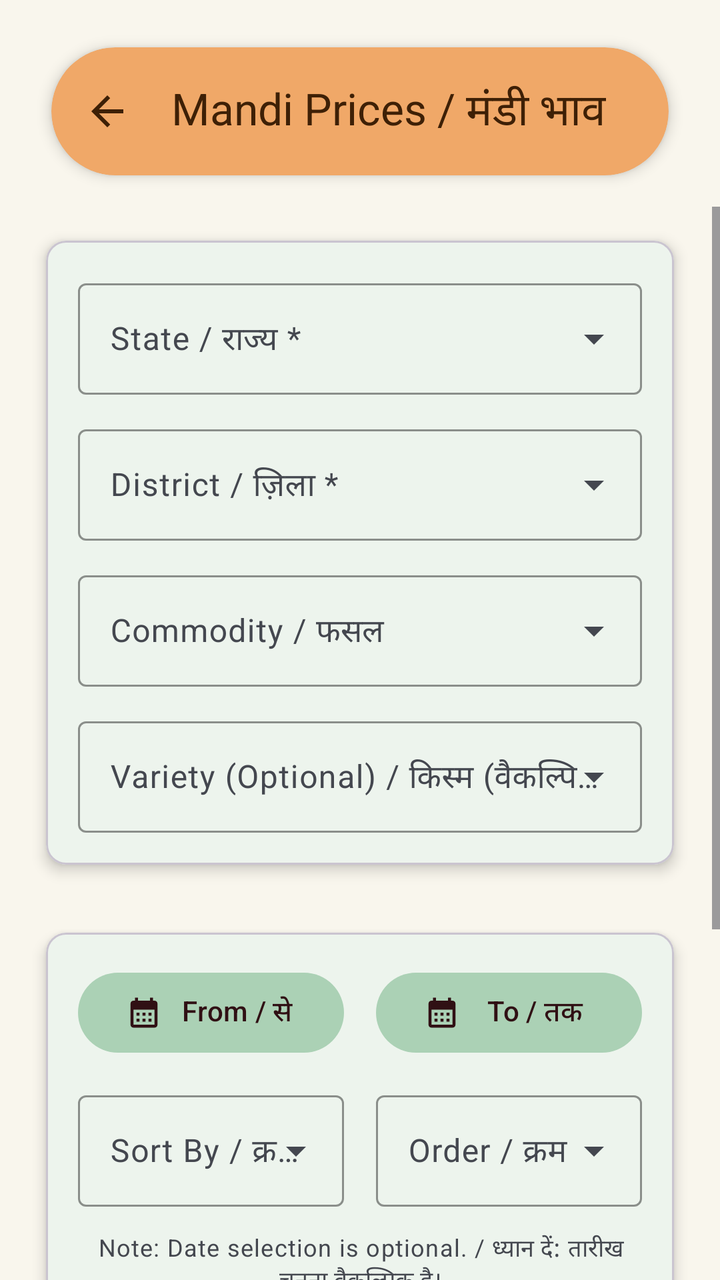
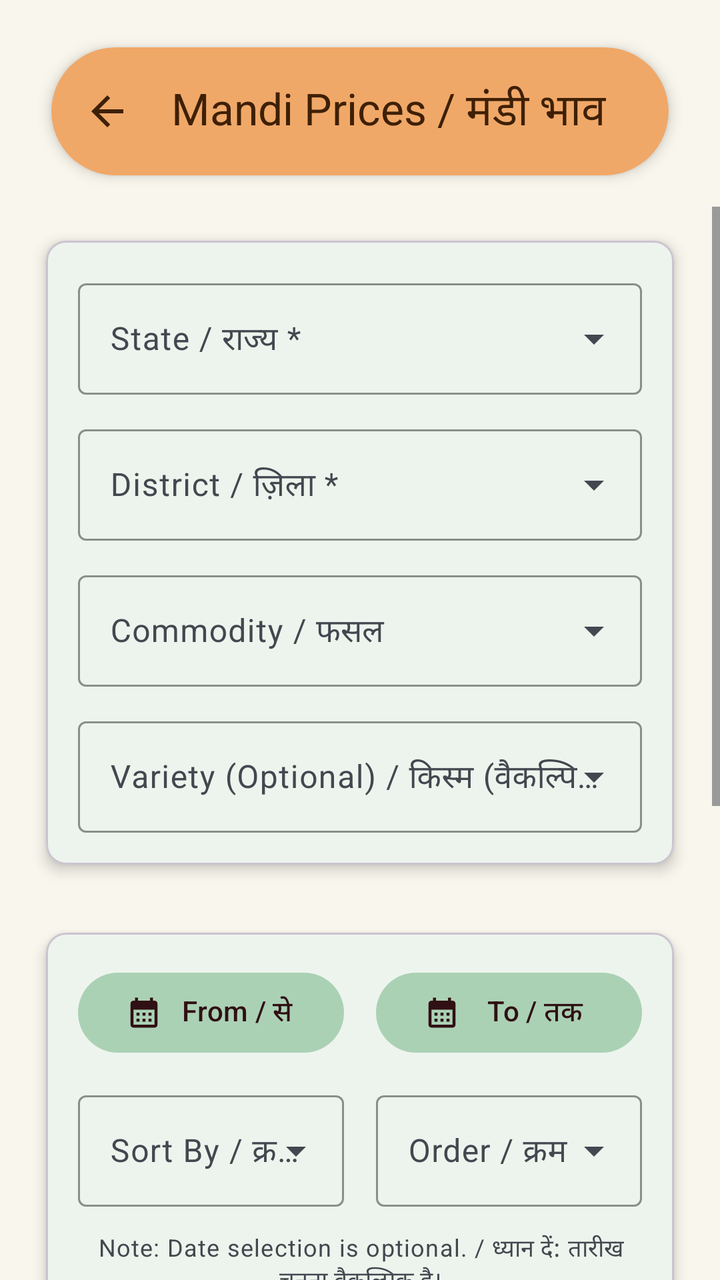

Before-and-after screenshots of an Android layout around one commit, followed by the original layout XML and the change that was made.
<!-- AndroidManifest.xml: application theme Theme.Jai_Kisan -->
<!-- res/layout/activity_mandi_prices.xml -->
<?xml version="1.0" encoding="utf-8"?>
<LinearLayout xmlns:android="http://schemas.android.com/apk/res/android"
    xmlns:app="http://schemas.android.com/apk/res-auto"
    xmlns:tools="http://schemas.android.com/tools"
    android:layout_width="match_parent"
    android:layout_height="match_parent"
    android:orientation="vertical"
    android:background="@color/app_background"
    android:fitsSystemWindows="true"
    tools:context=".MandiPricesActivity">

    <com.google.android.material.appbar.AppBarLayout
        android:layout_width="match_parent"
        android:layout_height="wrap_content"
        android:background="@android:color/transparent"
        app:elevation="0dp">

        <com.google.android.material.card.MaterialCardView
            android:layout_width="match_parent"
            android:layout_height="wrap_content"
            android:layout_marginStart="12dp"
            android:layout_marginEnd="12dp"
            android:layout_marginTop="8dp"
            app:cardCornerRadius="32dp"
            app:cardElevation="4dp"
            app:strokeWidth="0dp"
            app:cardUseCompatPadding="true"
            app:cardBackgroundColor="@color/theme_sandy_brown">

            <com.google.android.material.appbar.MaterialToolbar
                android:id="@+id/toolbar"
                app:title="Mandi Prices / मंडी भाव"
                android:layout_width="match_parent"
                android:layout_height="?attr/actionBarSize"
                app:titleTextColor="@color/text_on_sandy_brown"
                app:navigationIcon="@drawable/ic_arrow_back_24"
                app:navigationIconTint="@color/text_on_sandy_brown" />



        </com.google.android.material.card.MaterialCardView>

    </com.google.android.material.appbar.AppBarLayout>

    <ScrollView
        android:layout_width="match_parent"
        android:layout_height="match_parent"
        android:fillViewport="true">

        <LinearLayout
            android:layout_width="match_parent"
            android:layout_height="wrap_content"
            android:orientation="vertical"
            android:paddingStart="16dp"
            android:paddingEnd="16dp"
            android:paddingBottom="16dp"
            android:paddingTop="8dp">

            <com.google.android.material.card.MaterialCardView
                android:layout_width="match_parent"
                android:layout_height="wrap_content"
                app:cardCornerRadius="10dp"
                app:cardElevation="4dp"
                app:cardUseCompatPadding="true"
                android:layout_marginBottom="16dp"
                app:cardBackgroundColor="@color/theme_mint_cream">

                <LinearLayout
                    android:layout_width="match_parent"
                    android:layout_height="wrap_content"
                    android:orientation="vertical"
                    android:padding="16dp">

                    <com.google.android.material.textfield.TextInputLayout
                        style="@style/Widget.Material3.TextInputLayout.OutlinedBox.ExposedDropdownMenu"
                        android:layout_width="match_parent"
                        android:layout_height="wrap_content"
                        android:hint="State / राज्य *"
                        app:boxStrokeColor="@color/theme_reseda_green"
                        app:hintTextColor="@color/theme_reseda_green"
                        android:layout_marginBottom="12dp">

                        <AutoCompleteTextView
                            android:id="@+id/spinnerState"
                            android:layout_width="match_parent"
                            android:layout_height="wrap_content"
                            android:inputType="none" />
                    </com.google.android.material.textfield.TextInputLayout>

                    <com.google.android.material.textfield.TextInputLayout
                        style="@style/Widget.Material3.TextInputLayout.OutlinedBox.ExposedDropdownMenu"
                        android:layout_width="match_parent"
                        android:layout_height="wrap_content"
                        android:hint="District / ज़िला *"
                        app:boxStrokeColor="@color/theme_reseda_green"
                        app:hintTextColor="@color/theme_reseda_green"
                        android:layout_marginBottom="12dp">

                        <AutoCompleteTextView
                            android:id="@+id/spinnerCity"
                            android:layout_width="match_parent"
                            android:layout_height="wrap_content"
                            android:inputType="none" />
                    </com.google.android.material.textfield.TextInputLayout>

                    <com.google.android.material.textfield.TextInputLayout
                        style="@style/Widget.Material3.TextInputLayout.OutlinedBox.ExposedDropdownMenu"
                        android:layout_width="match_parent"
                        android:layout_height="wrap_content"
                        app:boxStrokeColor="@color/theme_reseda_green"
                        app:hintTextColor="@color/theme_reseda_green"
                        android:layout_marginBottom="12dp"
                        android:hint="Commodity / फसल">

                        <AutoCompleteTextView
                            android:id="@+id/spinnerCrop"
                            android:layout_width="match_parent"
                            android:layout_height="wrap_content"
                            android:inputType="none" />
                    </com.google.android.material.textfield.TextInputLayout>

                    <com.google.android.material.textfield.TextInputLayout
                        style="@style/Widget.Material3.TextInputLayout.OutlinedBox.ExposedDropdownMenu"
                        android:layout_width="match_parent"
                        android:layout_height="wrap_content"
                        app:boxStrokeColor="@color/theme_reseda_green"
                        app:hintTextColor="@color/theme_reseda_green"
                        android:hint="Variety (Optional) / किस्म (वैकल्पिक)">

                        <AutoCompleteTextView
                            android:id="@+id/spinnerVariety"
                            android:layout_width="match_parent"
                            android:layout_height="wrap_content"
                            android:inputType="none" />
                    </com.google.android.material.textfield.TextInputLayout>

                </LinearLayout>
            </com.google.android.material.card.MaterialCardView>

            <com.google.android.material.card.MaterialCardView
                android:layout_width="match_parent"
                android:layout_height="wrap_content"
                app:cardCornerRadius="10dp"
                app:cardElevation="4dp"
                app:cardUseCompatPadding="true"
                android:layout_marginBottom="24dp"
                app:cardBackgroundColor="@color/theme_mint_cream">

                <LinearLayout
                    android:layout_width="match_parent"
                    android:layout_height="wrap_content"
                    android:orientation="vertical"
                    android:padding="16dp">

                    <LinearLayout
                        android:layout_width="match_parent"
                        android:layout_height="wrap_content"
                        android:orientation="horizontal"
                        android:weightSum="2"
                        android:layout_marginBottom="12dp">

                        <com.google.android.material.button.MaterialButton
                            android:id="@+id/btnDateFrom"
                            style="@style/Widget.Material3.Button.TonalButton"
                            android:layout_width="0dp"
                            android:layout_weight="1"
                            android:layout_height="wrap_content"
                            android:text="From / से"
                            app:icon="@drawable/ic_calendar"
                            android:textColor="@color/theme_black_bean"
                            app:iconTint="@color/theme_black_bean"
                            app:backgroundTint="@color/theme_celadon"
                            android:layout_marginEnd="8dp"/>

                        <com.google.android.material.button.MaterialButton
                            android:id="@+id/btnDateTo"
                            style="@style/Widget.Material3.Button.TonalButton"
                            android:layout_width="0dp"
                            android:layout_weight="1"
                            android:layout_height="wrap_content"
                            android:text="To / तक"
                            app:icon="@drawable/ic_calendar"
                            android:textColor="@color/theme_black_bean"
                            app:iconTint="@color/theme_black_bean"
                            app:backgroundTint="@color/theme_celadon"
                            android:layout_marginStart="8dp"/>
                    </LinearLayout>

                    <LinearLayout
                        android:layout_width="match_parent"
                        android:layout_height="wrap_content"
                        android:orientation="horizontal"
                        android:weightSum="2">
                        <com.google.android.material.textfield.TextInputLayout
                            style="@style/Widget.Material3.TextInputLayout.OutlinedBox.ExposedDropdownMenu"
                            android:layout_width="0dp"
                            android:layout_weight="1"
                            android:layout_height="wrap_content"
                            android:hint="Sort By / क्रमबद्ध करें"
                            app:boxStrokeColor="@color/theme_cambridge_blue"
                            app:hintTextColor="@color/theme_cambridge_blue"
                            android:layout_marginEnd="8dp">
                            <AutoCompleteTextView
                                android:id="@+id/spinnerSortField"
                                android:layout_width="match_parent"
                                android:layout_height="wrap_content"
                                android:inputType="none" />
                        </com.google.android.material.textfield.TextInputLayout>
                        <com.google.android.material.textfield.TextInputLayout
                            style="@style/Widget.Material3.TextInputLayout.OutlinedBox.ExposedDropdownMenu"
                            android:layout_width="0dp"
                            android:layout_weight="1"
                            android:layout_height="wrap_content"
                            android:hint="Order / क्रम"
                            app:boxStrokeColor="@color/theme_cambridge_blue"
                            app:hintTextColor="@color/theme_cambridge_blue"
                            android:layout_marginStart="8dp">
                            <AutoCompleteTextView
                                android:id="@+id/spinnerSortOrder"
                                android:layout_width="match_parent"
                                android:layout_height="wrap_content"
                                android:inputType="none" />
                        </com.google.android.material.textfield.TextInputLayout>
                    </LinearLayout>

                    <TextView
                        android:layout_width="match_parent"
                        android:layout_height="wrap_content"
                        android:layout_marginTop="12dp"
                        android:text="Note: Date selection is optional. / ध्यान दें: तारीख चुनना वैकल्पिक है।"
                        android:textAppearance="@style/TextAppearance.Material3.BodySmall"
                        android:textColor="?android:attr/textColorSecondary"
                        android:gravity="center_horizontal"/>

                </LinearLayout>
            </com.google.android.material.card.MaterialCardView>

            <LinearLayout
                android:layout_width="match_parent"
                android:layout_height="wrap_content"
                android:orientation="horizontal"
                android:layout_marginBottom="20dp">

                <com.google.android.material.button.MaterialButton
                    android:id="@+id/btnReset"
                    style="@style/Widget.Material3.Button.OutlinedButton"
                    android:layout_width="wrap_content"
                    android:layout_height="wrap_content"
                    android:text="Reset / रीसेट"
                    app:icon="@drawable/ic_restart_alt"
                    android:textColor="@color/theme_paynes_gray"
                    app:strokeColor="@color/theme_paynes_gray"
                    app:iconTint="@color/theme_paynes_gray"
                    android:layout_marginEnd="16dp" />

                <com.google.android.material.button.MaterialButton
                    android:id="@+id/btnGetPrices"
                    style="@style/Widget.Material3.Button"
                    android:layout_width="0dp"
                    android:layout_weight="1"
                    android:layout_height="wrap_content"
                    android:text="Preview / पूर्वावलोकन"
                    app:backgroundTint="#294FF6"
                    app:icon="@drawable/ic_modern_search"/>
            </LinearLayout>

            <com.google.android.material.progressindicator.CircularProgressIndicator
                android:id="@+id/loadingIndicator"
                android:layout_width="wrap_content"
                android:layout_height="wrap_content"
                android:layout_gravity="center"
                android:indeterminate="true"
                android:visibility="gone"
                app:indicatorColor="@color/theme_sky_blue_primary"
                android:layout_marginBottom="16dp"/>


            <com.google.android.material.card.MaterialCardView
                android:id="@+id/cardResult"
                android:layout_width="match_parent"
                android:layout_height="wrap_content"
                app:cardCornerRadius="16dp"
                app:cardElevation="4dp"
                app:cardUseCompatPadding="true"
                android:layout_marginBottom="16dp"
                app:cardBackgroundColor="#F6EFF6">
                <TextView
                    android:id="@+id/tvPriceResults"
                    android:layout_width="match_parent"
                    android:layout_height="wrap_content"
                    android:padding="16dp"
                    android:textColor="@color/theme_black_bean"
                    android:text="Prices will be shown here / यहाँ कीमतें दिखाई जाएँगी।" />
            </com.google.android.material.card.MaterialCardView>
        </LinearLayout>
    </ScrollView>
</LinearLayout>
<!-- resources referenced by this layout -->
<resources>
  <color name="app_background">#F9F6ED</color>
  <color name="text_on_sandy_brown">#3E2006</color>
  <color name="theme_black_bean">#301014</color>
  <color name="theme_cambridge_blue">#79b791</color>
  <color name="theme_celadon">#abd1b5</color>
  <color name="theme_mint_cream">#edf4ed</color>
  <color name="theme_paynes_gray">#596475</color>
  <color name="theme_reseda_green">#6a8d73</color>
  <color name="theme_sandy_brown">#f0a868</color>
  <color name="theme_sky_blue_primary">#29B6F6</color>
  <!-- drawable ic_arrow_back_24 (drawable) -->
  <vector xmlns:android="http://schemas.android.com/apk/res/android" android:autoMirrored="true" android:height="24dp" android:tint="#000000" android:viewportHeight="960" android:viewportWidth="960" android:width="24dp">
        
      <path android:fillColor="@android:color/white" android:pathData="M313,520L537,744L480,800L160,480L480,160L537,216L313,440L800,440L800,520L313,520Z"/>
      
  </vector>
  <!-- drawable ic_calendar (drawable) -->
  <vector xmlns:android="http://schemas.android.com/apk/res/android" android:height="24dp" android:tint="#000000" android:viewportHeight="24" android:viewportWidth="24" android:width="24dp">
        
      <path android:fillColor="@android:color/white" android:pathData="M19,4h-1V2h-2v2H8V2H6v2H5C3.89,4 3.01,4.9 3.01,6L3,20c0,1.1 0.89,2 2,2h14c1.1,0 2,-0.9 2,-2V6C21,4.9 20.1,4 19,4zM19,20H5V10h14V20zM9,14H7v-2h2V14zM13,14h-2v-2h2V14zM17,14h-2v-2h2V14zM9,18H7v-2h2V18zM13,18h-2v-2h2V18zM17,18h-2v-2h2V18z"/>
      
  </vector>
  <!-- drawable ic_modern_search (drawable) -->
  <vector xmlns:android="http://schemas.android.com/apk/res/android"
      android:width="24dp"
      android:height="24dp"
      android:viewportWidth="24"
      android:viewportHeight="24"
      android:tint="?attr/colorControlNormal">
      <path
          android:fillColor="@android:color/white"
          android:pathData="M15.5,14h-0.79l-0.28,-0.27C15.41,12.59 16,11.11 16,9.5 16,5.91 13.09,3 9.5,3S3,5.91 3,9.5 5.91,16 9.5,16c1.61,0 3.09,-0.59 4.23,-1.57l0.27,0.28v0.79l5,4.99L20.49,19l-4.99,-5zM9.5,14C7.01,14 5,11.99 5,9.5S7.01,5 9.5,5 14,7.01 14,9.5 11.99,14 9.5,14z"/>
  </vector>
  <!-- drawable ic_restart_alt (drawable) -->
  <vector xmlns:android="http://schemas.android.com/apk/res/android"
      android:width="24dp"
      android:height="24dp"
      android:viewportWidth="24"
      android:viewportHeight="24"
      android:tint="?attr/colorControlNormal">
      <path
          android:fillColor="@android:color/white"
          android:pathData="M12,5V2L8,6l4,4V7c3.31,0 6,2.69 6,6s-2.69,6 -6,6 -6,-2.69 -6,-6H4c0,4.42 3.58,8 8,8s8,-3.58 8,-8 -3.58,-8 -8,-8z"/>
  </vector>
  <style name="Theme.Jai_Kisan" parent="Base.Theme.Jai_Kisan" />
  <style name="Base.Theme.Jai_Kisan" parent="Theme.Material3.Light.NoActionBar">
  
          <item name="android:forceDarkAllowed" tools:targetApi="q">false</item>
  
          <item name="android:windowBackground">@color/app_background</item>
  
          <item name="android:fontFamily">@font/poppins</item>
  
          <item name="colorPrimary">@color/green</item>
          <item name="colorPrimaryVariant">@color/green</item>
          <item name="colorOnPrimary">@color/white</item>
          <item name="colorSecondary">@color/green</item>
          <item name="colorSecondaryVariant">@color/green</item>
          <item name="colorOnSecondary">@color/white</item>
  
          <item name="android:statusBarColor">?attr/colorPrimary</item>
  
      </style>
  <color name="green">#2E7D32</color>
  <color name="white">#FFFFFFFF</color>
</resources>

<!-- the commit's change to res/layout/activity_mandi_prices.xml (unified diff, before → after) -->
@@ -44,7 +44,8 @@
 
     <ScrollView
         android:layout_width="match_parent"
-        android:layout_height="match_parent"
+        android:layout_height="0dp"
+        android:layout_weight="1"
         android:fillViewport="true">
 
         <LinearLayout
@@ -292,6 +293,61 @@
                     android:textColor="@color/theme_black_bean"
                     android:text="Prices will be shown here / यहाँ कीमतें दिखाई जाएँगी।" />
             </com.google.android.material.card.MaterialCardView>
+
+
+            <com.google.android.material.card.MaterialCardView
+                android:layout_width="match_parent"
+                android:layout_height="wrap_content"
+                android:layout_marginStart="16dp"
+                android:layout_marginEnd="16dp"
+                android:layout_marginBottom="16dp"
+                app:cardElevation="0dp"
+                app:cardBackgroundColor="#15000000"
+                app:cardCornerRadius="12dp">
+
+                <LinearLayout
+                    android:layout_width="match_parent"
+                    android:layout_height="wrap_content"
+                    android:orientation="vertical"
+                    android:padding="12dp">
+
+                    
+                    <TextView
+                        android:layout_width="match_parent"
+                        android:layout_height="wrap_content"
+                        android:text="⚠ Disclaimer / अस्वीकरण"
+                        android:textStyle="bold"
+                        android:textSize="12sp"
+                        android:gravity="center"
+                        android:textColor="#000000"
+                        android:layout_marginBottom="6dp"/>
+
+                    
+                    <TextView
+                        android:layout_width="match_parent"
+                        android:layout_height="wrap_content"
+                        android:textSize="11sp"
+                        android:textColor="#444444"
+                        android:lineSpacingExtra="2dp"
+                        android:justificationMode="inter_word"
+                        android:text="This report is generated using AI-based analysis and estimated market patterns. Actual mandi prices may vary depending on location and market conditions."
+                        android:layout_marginBottom="6dp"/>
+
+                    
+                    <TextView
+                        android:layout_width="match_parent"
+                        android:layout_height="wrap_content"
+                        android:textSize="11sp"
+                        android:textColor="#444444"
+                        android:lineSpacingExtra="2dp"
+                        android:justificationMode="inter_word"
+                        android:text="यह रिपोर्ट AI आधारित विश्लेषण और अनुमानित बाजार प्रवृत्तियों पर आधारित है। वास्तविक मंडी कीमतें स्थान और बाजार की स्थिति के अनुसार भिन्न हो सकती हैं।"/>
+
+                </LinearLayout>
+
+            </com.google.android.material.card.MaterialCardView>
         </LinearLayout>
     </ScrollView>
+
+
 </LinearLayout>
